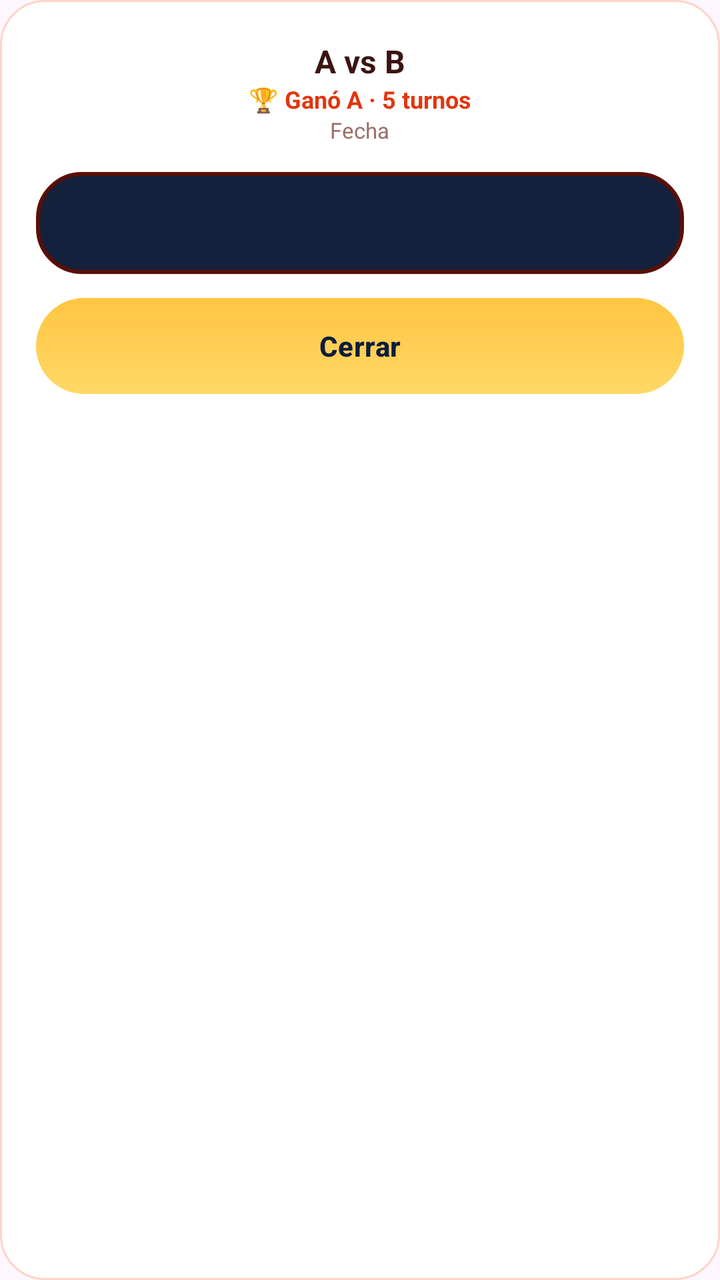
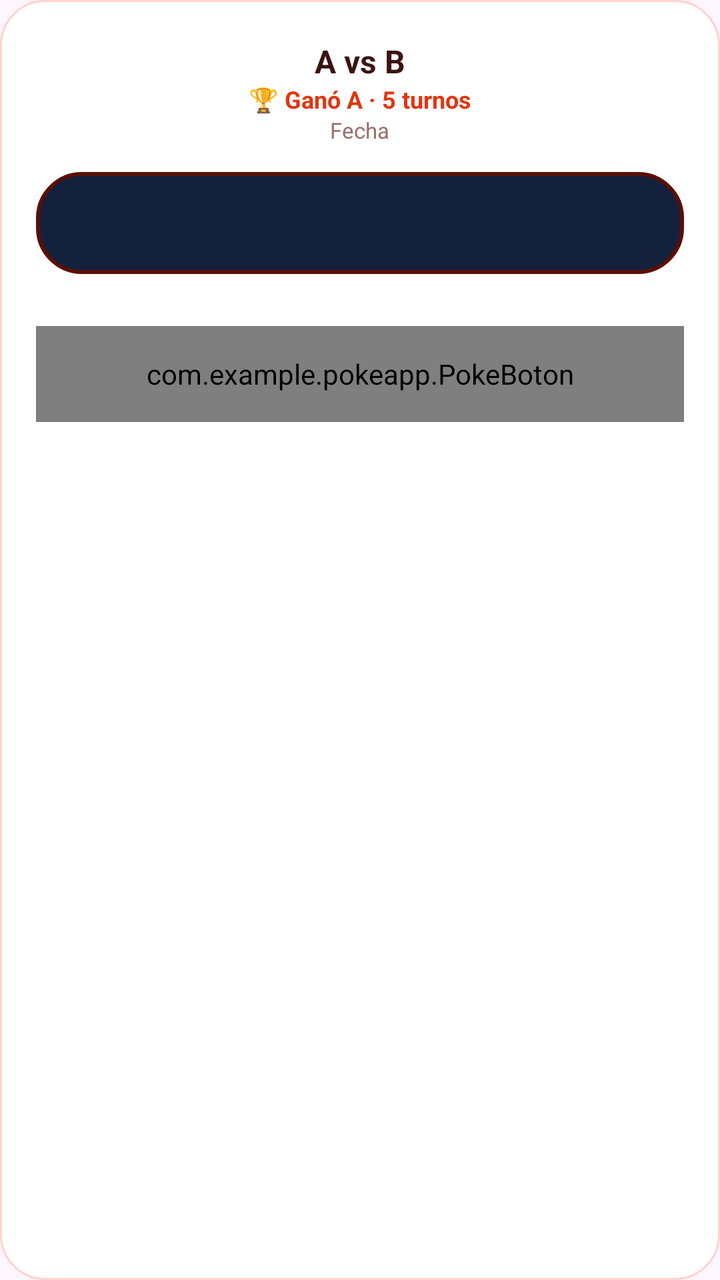

Before-and-after screenshots of an Android layout around one commit, followed by the original layout XML and the change that was made.
<!-- AndroidManifest.xml: application theme Theme.POKEApp -->
<!-- res/layout/dialog_detalle_batalla.xml -->
<?xml version="1.0" encoding="utf-8"?>
<LinearLayout xmlns:android="http://schemas.android.com/apk/res/android"
    android:layout_width="match_parent"
    android:layout_height="wrap_content"
    android:orientation="vertical"
    android:background="@drawable/bg_card_menu"
    android:padding="18dp">

    <LinearLayout
        android:layout_width="match_parent"
        android:layout_height="wrap_content"
        android:orientation="horizontal"
        android:gravity="center_vertical">

        <ImageView
            android:id="@+id/imgDetalleA"
            android:layout_width="56dp"
            android:layout_height="56dp"
            android:scaleType="fitCenter"
            android:contentDescription="Pokémon A" />

        <LinearLayout
            android:layout_width="0dp"
            android:layout_height="wrap_content"
            android:layout_weight="1"
            android:orientation="vertical"
            android:gravity="center">

            <TextView
                android:id="@+id/tvDetalleVs"
                android:layout_width="wrap_content"
                android:layout_height="wrap_content"
                android:gravity="center"
                android:text="A vs B"
                android:textColor="@color/menu_text"
                android:textSize="16sp"
                android:textStyle="bold" />

            <TextView
                android:id="@+id/tvDetalleGanador"
                android:layout_width="wrap_content"
                android:layout_height="wrap_content"
                android:gravity="center"
                android:text="🏆 Ganó A · 5 turnos"
                android:textColor="@color/menu_red"
                android:textSize="12sp"
                android:textStyle="bold" />

            <TextView
                android:id="@+id/tvDetalleFecha"
                android:layout_width="wrap_content"
                android:layout_height="wrap_content"
                android:text="Fecha"
                android:textColor="@color/menu_text_soft"
                android:textSize="11sp" />
        </LinearLayout>

        <ImageView
            android:id="@+id/imgDetalleB"
            android:layout_width="56dp"
            android:layout_height="56dp"
            android:scaleType="fitCenter"
            android:contentDescription="Pokémon B" />
    </LinearLayout>

    
    <ScrollView
        android:id="@+id/scrollNarracion"
        android:layout_width="match_parent"
        android:layout_height="wrap_content"
        android:layout_marginTop="12dp"
        android:background="@drawable/bg_dex_panel"
        android:padding="16dp"
        android:scrollbars="vertical"
        android:fadeScrollbars="false"
        android:scrollbarThumbVertical="@drawable/bg_scroll_thumb"
        android:scrollbarSize="4dp"
        android:requiresFadingEdge="vertical"
        android:fadingEdgeLength="28dp">

        <TextView
            android:id="@+id/tvNarracion"
            android:layout_width="match_parent"
            android:layout_height="wrap_content"
            android:text=""
            android:textColor="#E6ECFA"
            android:textSize="14sp"
            android:lineSpacingExtra="6dp" />
    </ScrollView>

    <Button
        android:id="@+id/btnCerrarDetalle"
        android:layout_width="match_parent"
        android:layout_height="48dp"
        android:layout_marginTop="12dp"
        android:background="@drawable/bg_button_primary"
        android:text="Cerrar"
        android:textAllCaps="false"
        android:textColor="@color/poke_blue_dark"
        android:textStyle="bold" />
</LinearLayout>
<!-- resources referenced by this layout -->
<resources>
  <color name="menu_red">#E3350D</color>
  <color name="menu_text">#3A1410</color>
  <color name="menu_text_soft">#9A6F6A</color>
  <color name="poke_blue_dark">#0D1B3E</color>
  <!-- drawable bg_button_primary (drawable) -->
  <?xml version="1.0" encoding="utf-8"?>
  <shape xmlns:android="http://schemas.android.com/apk/res/android">
      <corners android:radius="26dp" />
      <gradient
          android:startColor="#FFD866"
          android:endColor="@color/poke_gold"
          android:angle="90" />
  </shape>
  <!-- drawable bg_card_menu (drawable) -->
  <?xml version="1.0" encoding="utf-8"?>
  <shape xmlns:android="http://schemas.android.com/apk/res/android">
      <corners android:radius="22dp" />
      <solid android:color="#FFFFFF" />
      <stroke android:width="1dp" android:color="#FFD3CB" />
  </shape>
  <!-- drawable bg_dex_panel (drawable) -->
  <?xml version="1.0" encoding="utf-8"?>
  <shape xmlns:android="http://schemas.android.com/apk/res/android">
      <corners android:radius="22dp" />
      <solid android:color="#14213D" />
      <stroke android:width="2dp" android:color="#5A0F06" />
  </shape>
  <!-- drawable bg_scroll_thumb (drawable) -->
  <?xml version="1.0" encoding="utf-8"?>
  <shape xmlns:android="http://schemas.android.com/apk/res/android"
      android:shape="rectangle">
      <corners android:radius="2dp" />
      <solid android:color="#B3FACC15" />
  </shape>
  <style name="Theme.POKEApp" parent="Base.Theme.POKEApp">
          
          <item name="materialButtonStyle">@style/Widget.POKEApp.Button</item>
      </style>
  <color name="poke_gold">#FFC542</color>
  <style name="Base.Theme.POKEApp" parent="Theme.Material3.DayNight.NoActionBar">
          
          
      </style>
  <style name="Widget.POKEApp.Button" parent="Widget.Material3.Button">
          <item name="backgroundTint">@null</item>
          <item name="android:insetTop">0dp</item>
          <item name="android:insetBottom">0dp</item>
      </style>
</resources>

<!-- the commit's change to res/layout/dialog_detalle_batalla.xml (unified diff, before → after) -->
@@ -1,5 +1,6 @@
 <?xml version="1.0" encoding="utf-8"?>
 <LinearLayout xmlns:android="http://schemas.android.com/apk/res/android"
+    xmlns:app="http://schemas.android.com/apk/res-auto"
     android:layout_width="match_parent"
     android:layout_height="wrap_content"
     android:orientation="vertical"
@@ -88,14 +89,13 @@
             android:lineSpacingExtra="6dp" />
     </ScrollView>
 
-    <Button
+    <com.example.pokeapp.PokeBoton
         android:id="@+id/btnCerrarDetalle"
+        app:tema="snorlax"
         android:layout_width="match_parent"
         android:layout_height="48dp"
-        android:layout_marginTop="12dp"
-        android:background="@drawable/bg_button_primary"
+        android:layout_marginTop="26dp"
         android:text="Cerrar"
-        android:textAllCaps="false"
         android:textColor="@color/poke_blue_dark"
         android:textStyle="bold" />
 </LinearLayout>
<!-- resource entries referenced after the edit -->
@@ -4,15 +4,6 @@
   <color name="menu_text">#3A1410</color>
   <color name="menu_text_soft">#9A6F6A</color>
   <color name="poke_blue_dark">#0D1B3E</color>
-  <!-- drawable bg_button_primary (drawable) -->
-  <?xml version="1.0" encoding="utf-8"?>
-  <shape xmlns:android="http://schemas.android.com/apk/res/android">
-      <corners android:radius="26dp" />
-      <gradient
-          android:startColor="#FFD866"
-          android:endColor="@color/poke_gold"
-          android:angle="90" />
-  </shape>
   <!-- drawable bg_card_menu (drawable) -->
   <?xml version="1.0" encoding="utf-8"?>
   <shape xmlns:android="http://schemas.android.com/apk/res/android">
@@ -38,7 +29,6 @@
           
           <item name="materialButtonStyle">@style/Widget.POKEApp.Button</item>
       </style>
-  <color name="poke_gold">#FFC542</color>
   <style name="Base.Theme.POKEApp" parent="Theme.Material3.DayNight.NoActionBar">
           
           
